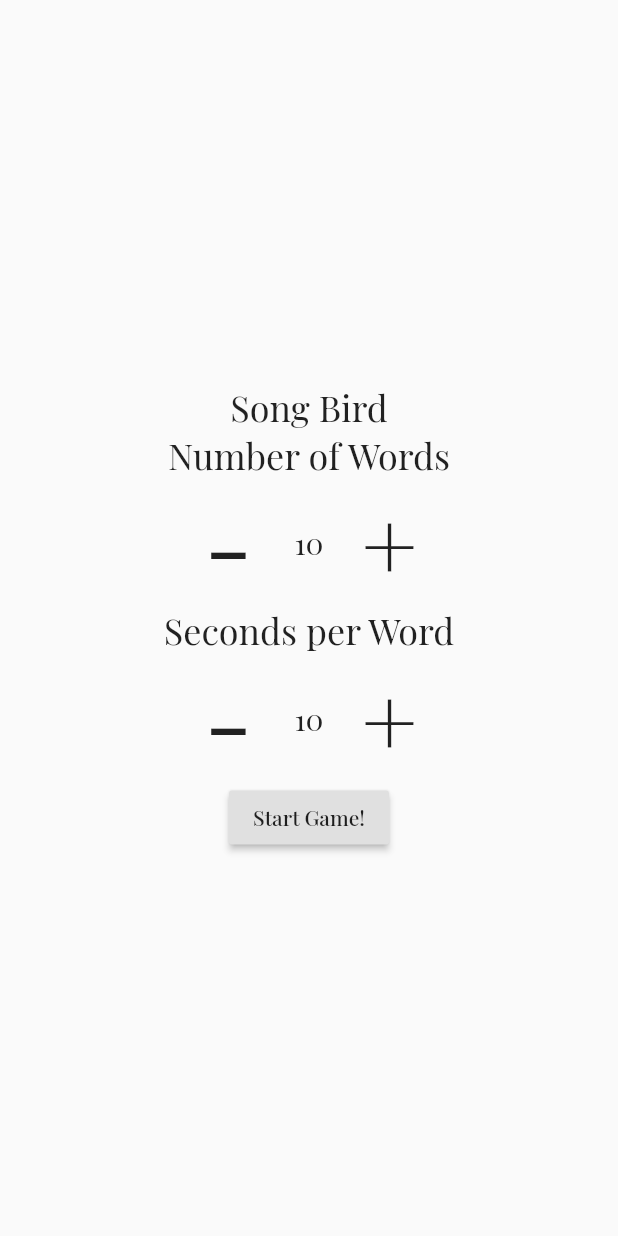
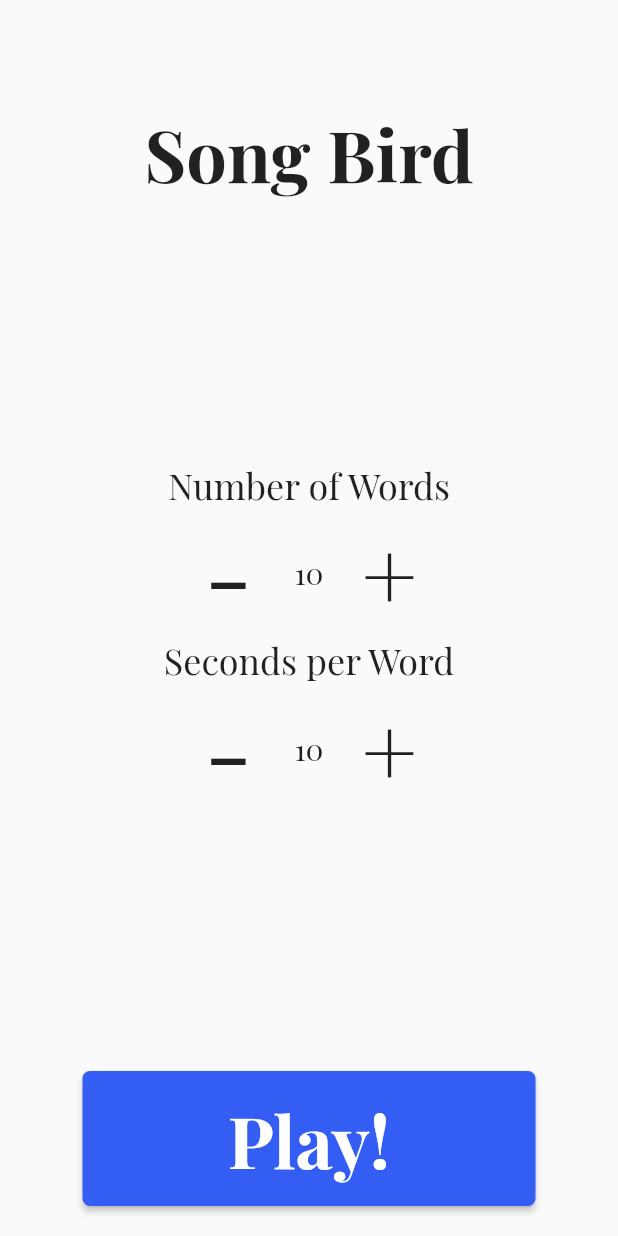
Before and after one commit to wpuerner/songbird, a Flutter app: the screen it shows after launch, on a phone screen of 412 x 824 dp. Run offline on Flutter 3.47's test engine with Material 2 defaults, Android fonts, the light colour scheme and no system bars; missing offline and left inert: global_configuration.

Commit message:
layout and styling for home page

```diff
--- a/lib/screens/home/home.dart
+++ b/lib/screens/home/home.dart
@@ -21,15 +21,20 @@ class _SongAssociationHomePageState extends State<SongAssociationHomePage> {
   @override
   Widget build(BuildContext context) {
     return Material(
-      child: Center(
       child: Column(
         mainAxisAlignment: MainAxisAlignment.center,
         crossAxisAlignment: CrossAxisAlignment.center,
         children: <Widget>[
-                Text(
+          Padding(
+            padding: EdgeInsets.fromLTRB(0, 70, 0, 0),
+            child: Text(
               "Song Bird",
-                  style: TextStyle(fontSize: 24),
+              style: TextStyle(fontSize: 48, fontWeight: FontWeight.bold),
             ),
+          ),
+          Expanded(child: Container()),
+          Column(
+            children: <Widget> [
               Text(
                 "Number of Words",
                 style: TextStyle(fontSize: 24),
@@ -40,20 +45,36 @@ class _SongAssociationHomePageState extends State<SongAssociationHomePage> {
                 style: TextStyle(fontSize: 24),
               ),
               NumPicker(numPickerValue: _timePickerValue),
-                RaisedButton(
+            ]
+
+          ),
+          Expanded(child: Container()),
+          Padding(
+            padding: EdgeInsets.fromLTRB(0, 0, 0, 20),
+            child: ButtonTheme(
+              minWidth: 302,
+              height: 90,
+              shape: RoundedRectangleBorder(
+                borderRadius: BorderRadius.circular(5)),
+              buttonColor: Color(0xff335df3),
+              child: RaisedButton(
                 onPressed: () {
                   WordController().wordDurationInSeconds = _timePickerValue.value;
-                    WordController().wordCountPerRound = _wordCountPickerValue.value;
+                  WordController().wordCountPerRound =
+                    _wordCountPickerValue.value;
                   WordController().initialize();
                   Navigator.push(
                     context,
                     MaterialPageRoute(builder: (context) => PlayScreen())
                   );
                 },
-                  child: Text("Start Game!"),
+                child: Text("Play!", style: TextStyle(fontSize: 48,
+                  fontWeight: FontWeight.w700,
+                  color: Colors.white)),
+              )
+            )
           )
         ]
-          )
       )
     );
   }
```
Lines whose indentation alone changed are shown as unchanged.
